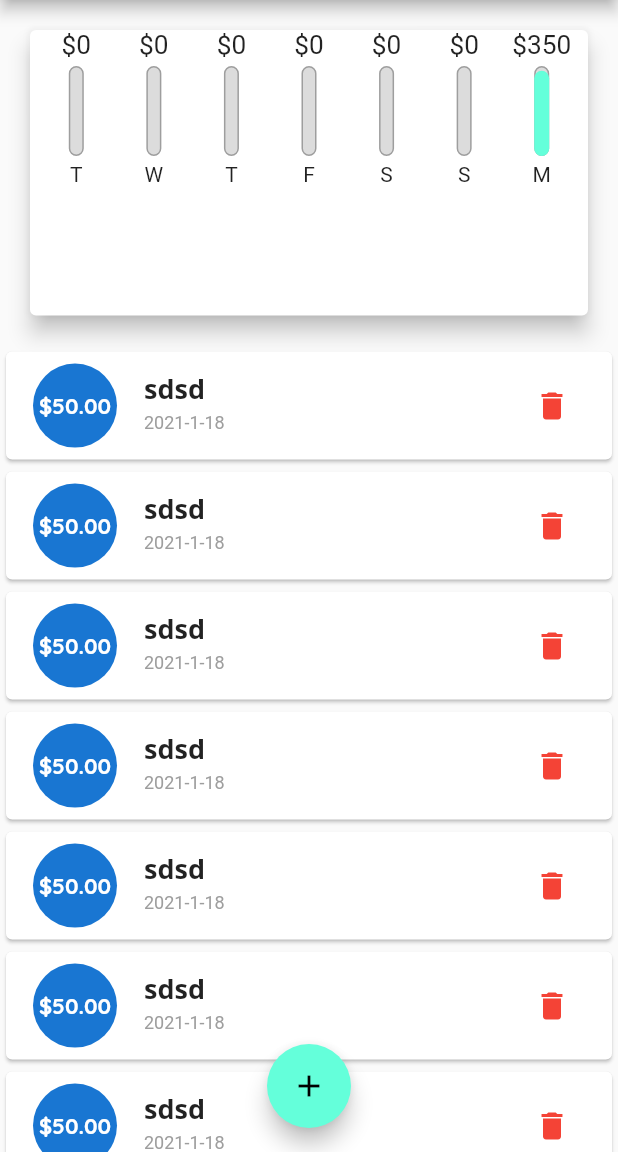
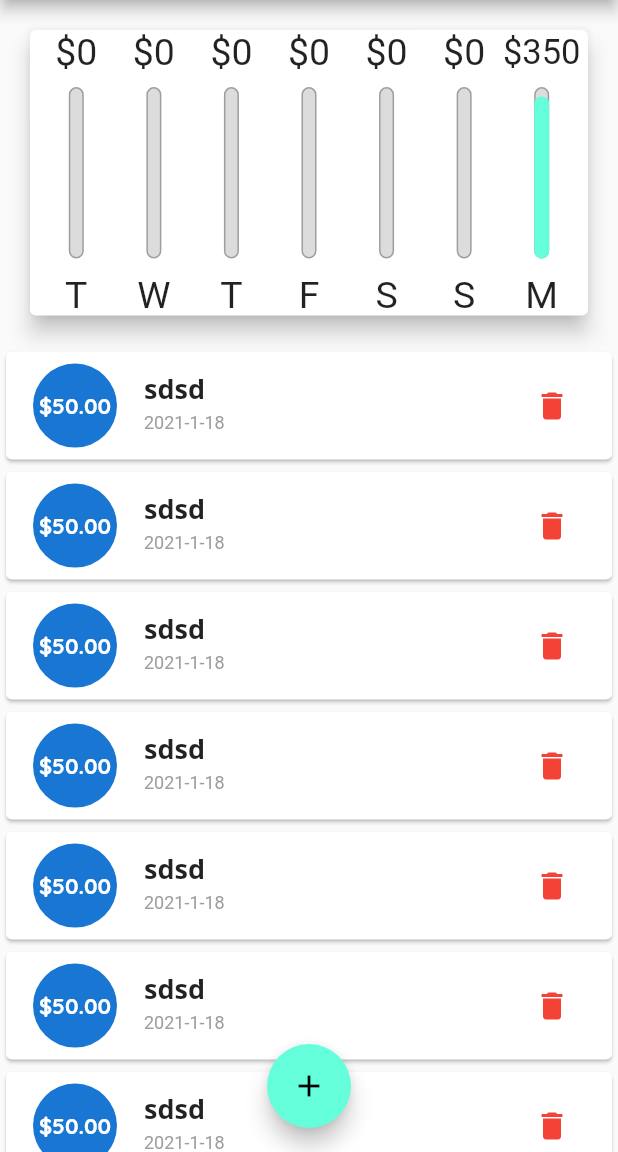
Before and after one commit to mohaBz/ExpensesApp, a Flutter app: the screen it shows after launch, on a phone screen of 412 x 824 dp, the part 84-1236 px from its top. Run offline on Flutter 3.47's test engine with Material 2 defaults, Android fonts, the phone set to English and light mode, and no system bars.

Commit message:
add layoutbuilder chartbars for responsive hights

```diff
--- a/lib/widgets/chart_bar.dart
+++ b/lib/widgets/chart_bar.dart
@@ -8,10 +8,11 @@ class ChartBar extends StatelessWidget {
 
   @override
   Widget build(BuildContext context) {
+    return LayoutBuilder(builder: (context, constraints) {
       return Column(
         children: [
           Container(
-          height: 20,
+            height: constraints.maxHeight * 0.15,
             child: FittedBox(
               child: Text(
                 '\$${spendingAmount.toStringAsFixed(0)}',
@@ -19,10 +20,11 @@ class ChartBar extends StatelessWidget {
             ),
           ),
           SizedBox(
-          height: 4,
+            height: constraints.maxHeight * 0.05,
           ),
           Container(
-          height: 60,
+            // padding: EdgeInsets.only(top: 5),
+            height: constraints.maxHeight * 0.6,
             width: 10,
             child: Stack(
               alignment: Alignment.bottomCenter,
@@ -47,10 +49,18 @@ class ChartBar extends StatelessWidget {
             ),
           ),
           SizedBox(
-          height: 4,
+            height: constraints.maxHeight * 0.05,
           ),
-        Text(label)
+          Container(
+            height: constraints.maxHeight * 0.15,
+            child: FittedBox(
+              child: Text(
+                label,
+              ),
+            ),
+          )
         ],
       );
+    });
   }
 }
```
Lines whose indentation alone changed are shown as unchanged.
